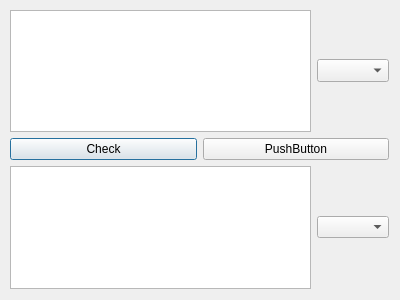
Above: trainerwindow.ui from AkimovSergey/VocabularyExpander before the change. Below: the same form after it.
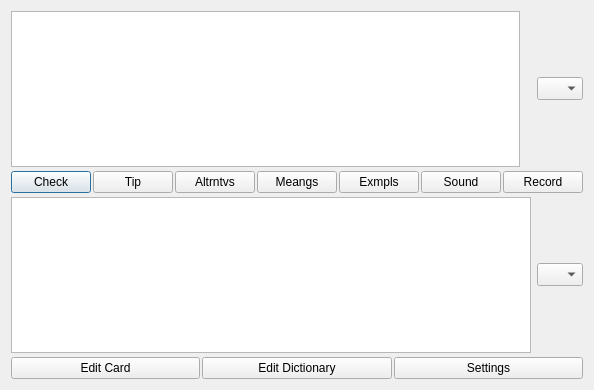
That is the form after the change.

What changed in the file:
```diff
--- a/trainerwindow.ui
+++ b/trainerwindow.ui
@@ -6,33 +6,99 @@
    <rect>
     <x>0</x>
     <y>0</y>
-    <width>400</width>
-    <height>300</height>
+    <width>480</width>
+    <height>390</height>
    </rect>
   </property>
+  <property name="sizePolicy">
+   <sizepolicy hsizetype="Expanding" vsizetype="Expanding">
+    <horstretch>100</horstretch>
+    <verstretch>100</verstretch>
+   </sizepolicy>
+  </property>
+  <property name="sizeIncrement">
+   <size>
+    <width>0</width>
+    <height>0</height>
+   </size>
+  </property>
   <property name="windowTitle">
    <string>VocabularyExpander</string>
   </property>
-  <widget class="QWidget" name="verticalLayoutWidget">
-   <property name="geometry">
-    <rect>
-     <x>-1</x>
-     <y>-1</y>
-     <width>401</width>
-     <height>301</height>
-    </rect>
-   </property>
-   <layout class="QVBoxLayout" name="verticalLayout">
+  <property name="modal">
+   <bool>true</bool>
+  </property>
+  <layout class="QGridLayout" name="gridLayout_2">
+   <item row="0" column="0">
+    <layout class="QGridLayout" name="gridLayout" rowstretch="30,10,30,10" rowminimumheight="36,14,36,14" columnminimumwidth="0">
+     <property name="sizeConstraint">
+      <enum>QLayout::SetDefaultConstraint</enum>
+     </property>
+     <property name="leftMargin">
+      <number>0</number>
+     </property>
+     <property name="topMargin">
+      <number>0</number>
+     </property>
+     <property name="rightMargin">
+      <number>0</number>
+     </property>
+     <property name="bottomMargin">
+      <number>0</number>
+     </property>
+     <property name="spacing">
+      <number>0</number>
+     </property>
+     <item row="0" column="0">
+      <layout class="QHBoxLayout" name="layout_from" stretch="90,10">
+       <property name="spacing">
+        <number>6</number>
+       </property>
+       <property name="sizeConstraint">
+        <enum>QLayout::SetDefaultConstraint</enum>
+       </property>
+       <property name="leftMargin">
+        <number>0</number>
+       </property>
+       <property name="topMargin">
+        <number>0</number>
+       </property>
+       <property name="rightMargin">
+        <number>0</number>
+       </property>
     <item>
-     <layout class="QHBoxLayout" name="horizontalLayout_5">
-      <item>
-       <widget class="QTextEdit" name="tb_from"/>
-      </item>
-      <item>
+        <widget class="QTextEdit" name="tb_from">
+         <property name="enabled">
+          <bool>true</bool>
+         </property>
+         <property name="sizePolicy">
+          <sizepolicy hsizetype="Expanding" vsizetype="Expanding">
+           <horstretch>100</horstretch>
+           <verstretch>100</verstretch>
+          </sizepolicy>
+         </property>
+         <property name="sizeIncrement">
+          <size>
+           <width>100</width>
+           <height>100</height>
+          </size>
+         </property>
+         <property name="layoutDirection">
+          <enum>Qt::LeftToRight</enum>
+         </property>
+        </widget>
+       </item>
+       <item alignment="Qt::AlignRight">
        <widget class="QComboBox" name="cb_from">
+         <property name="sizePolicy">
+          <sizepolicy hsizetype="Expanding" vsizetype="Expanding">
+           <horstretch>100</horstretch>
+           <verstretch>100</verstretch>
+          </sizepolicy>
+         </property>
         <property name="maximumSize">
          <size>
-          <width>86</width>
+           <width>46</width>
           <height>23</height>
          </size>
         </property>
@@ -49,36 +115,119 @@
       </item>
      </layout>
     </item>
+     <item row="1" column="0">
+      <layout class="QHBoxLayout" name="layout_control">
+       <property name="spacing">
+        <number>2</number>
+       </property>
+       <property name="topMargin">
+        <number>4</number>
+       </property>
+       <property name="bottomMargin">
+        <number>4</number>
+       </property>
     <item>
-     <layout class="QHBoxLayout" name="horizontalLayout_6">
-      <item>
-       <widget class="QPushButton" name="pushButton">
+        <widget class="QPushButton" name="bt_check">
         <property name="text">
          <string>Check</string>
         </property>
        </widget>
       </item>
       <item>
-       <widget class="QPushButton" name="pushButton_2">
+        <widget class="QPushButton" name="bt_tip">
         <property name="text">
-         <string>PushButton</string>
+          <string>Tip</string>
+         </property>
+        </widget>
+       </item>
+       <item>
+        <widget class="QPushButton" name="bt_alternatives">
+         <property name="text">
+          <string>Altrntvs</string>
+         </property>
+        </widget>
+       </item>
+       <item>
+        <widget class="QPushButton" name="bt_meanings">
+         <property name="text">
+          <string>Meangs</string>
+         </property>
+        </widget>
+       </item>
+       <item>
+        <widget class="QPushButton" name="bt_examples">
+         <property name="text">
+          <string>Exmpls</string>
+         </property>
+        </widget>
+       </item>
+       <item>
+        <widget class="QPushButton" name="bt_sound">
+         <property name="text">
+          <string>Sound</string>
+         </property>
+        </widget>
+       </item>
+       <item>
+        <widget class="QPushButton" name="bt_record">
+         <property name="text">
+          <string>Record</string>
         </property>
        </widget>
       </item>
      </layout>
     </item>
-    <item>
-     <layout class="QHBoxLayout" name="horizontalLayout_7">
+     <item row="2" column="0">
+      <layout class="QHBoxLayout" name="layout_to" stretch="90,10">
       <item>
        <widget class="QTextEdit" name="textEdit"/>
       </item>
       <item>
-       <widget class="QComboBox" name="comboBox"/>
+        <widget class="QComboBox" name="comboBox">
+         <property name="maximumSize">
+          <size>
+           <width>46</width>
+           <height>23</height>
+          </size>
+         </property>
+        </widget>
       </item>
      </layout>
     </item>
-   </layout>
-  </widget>
+     <item row="3" column="0">
+      <layout class="QHBoxLayout" name="layout_additional">
+       <property name="spacing">
+        <number>2</number>
+       </property>
+       <property name="topMargin">
+        <number>4</number>
+       </property>
+       <item>
+        <widget class="QPushButton" name="bt_edit_card">
+         <property name="text">
+          <string>Edit Card</string>
+         </property>
+        </widget>
+       </item>
+       <item>
+        <widget class="QPushButton" name="bt_edit_dictionary">
+         <property name="text">
+          <string>Edit Dictionary</string>
+         </property>
+        </widget>
+       </item>
+       <item>
+        <widget class="QPushButton" name="bt_settings">
+         <property name="text">
+          <string>Settings</string>
+         </property>
+        </widget>
+       </item>
+      </layout>
+     </item>
+    </layout>
+   </item>
+  </layout>
  </widget>
  <layoutdefault spacing="6" margin="11"/>
  <resources/>
```
Left out of the diff: 3 changed lines with no effect on the pictures. Lines whose indentation alone changed are shown as unchanged.
